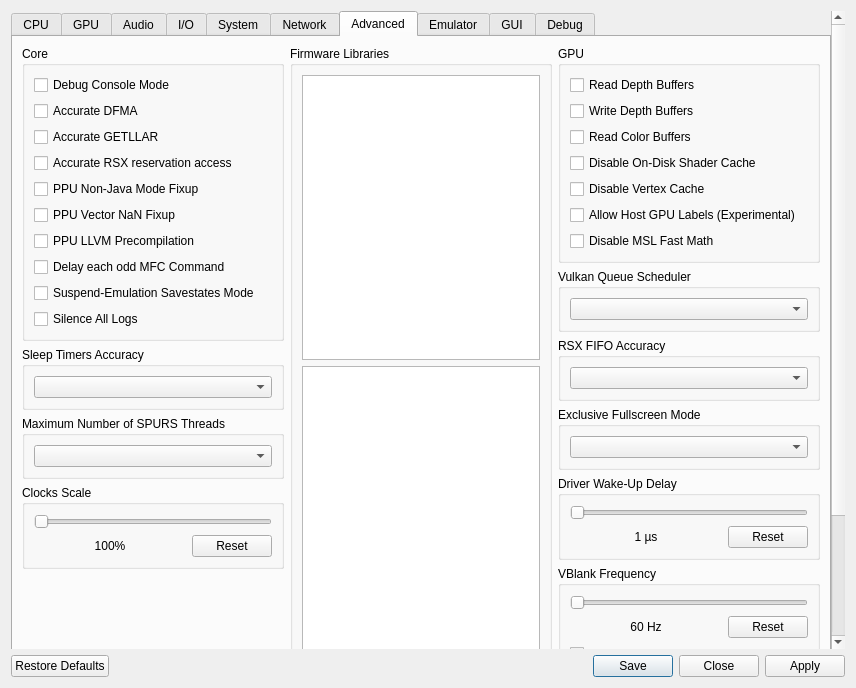
First picture: the form in rpcs3/rpcs3qt/settings_dialog.ui, repository RPCS3/rpcs3, before the edit.
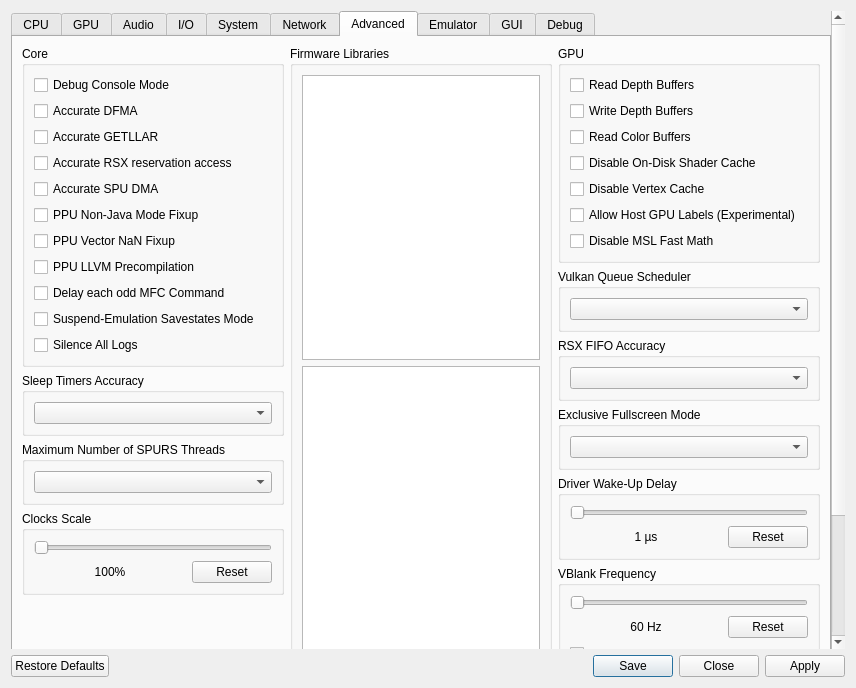
Second picture: the form after the edit. The open tabs and pages were chosen to show the change. Icons and pictures are not drawn.

Commit message: Settings: Move Accurate SPU DMA to Advanced

Diff of the .ui file:
```diff
--- a/rpcs3/rpcs3qt/settings_dialog.ui
+++ b/rpcs3/rpcs3qt/settings_dialog.ui
@@ -2365,6 +2365,13 @@
                  </property>
                 </widget>
                </item>
+               <item>
+                <widget class="QCheckBox" name="accurateSpuDMA">
+                 <property name="text">
+                  <string>Accurate SPU DMA</string>
+                 </property>
+                </widget>
+               </item>
                <item>
                 <widget class="QCheckBox" name="ppuNJFixup">
                  <property name="text">
@@ -4219,13 +4226,6 @@
                </property>
               </widget>
              </item>
-             <item>
-              <widget class="QCheckBox" name="accurateSpuDMA">
-               <property name="text">
-                <string>Accurate SPU DMA</string>
-               </property>
-              </widget>
-             </item>
              <item>
               <widget class="QCheckBox" name="accurateClineStores">
                <property name="text">
```
The commit also changes 2 other files.
